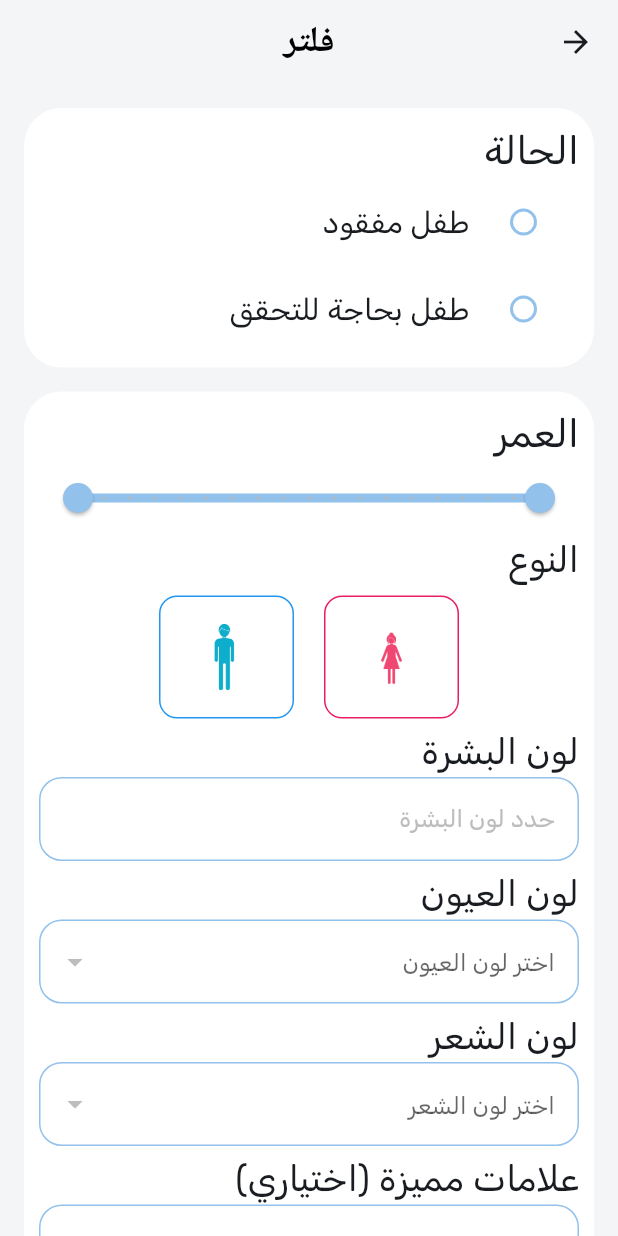
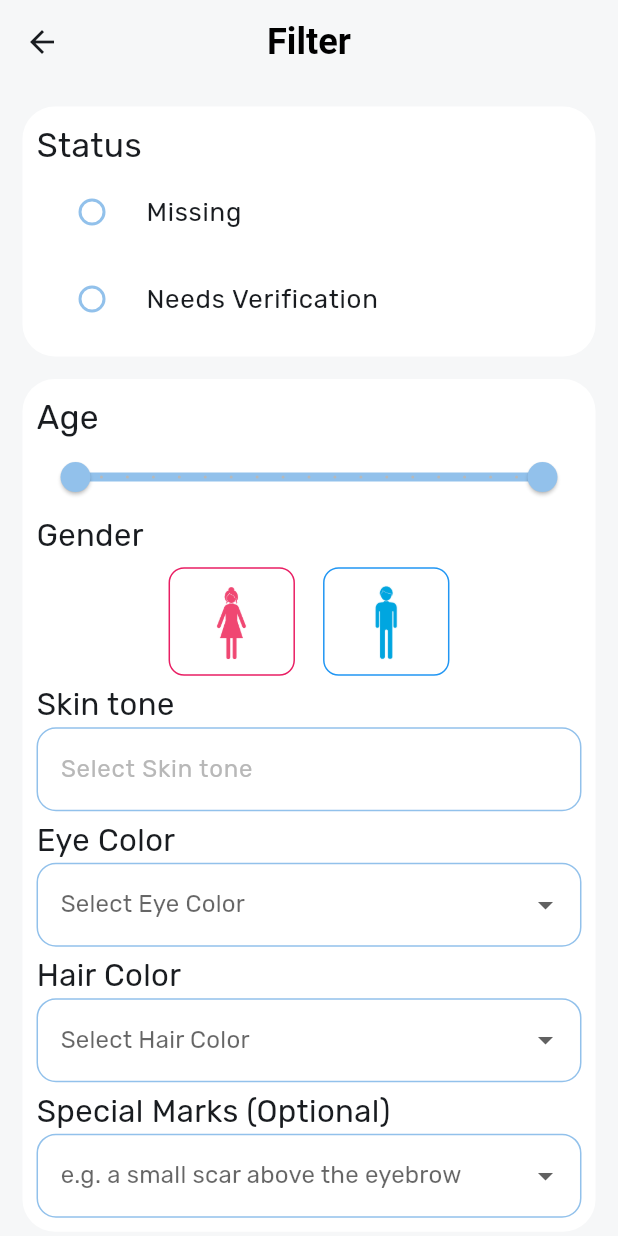
Before and after one commit to rofidarashed/kheet_amal, a Flutter app: the FilterScreen screen opened directly, on a phone screen of 412 x 824 dp. Run offline on Flutter 3.47's test engine with Material 3 defaults, Android fonts, the phone set to English and light mode, and no system bars; our stand-ins replace bloc, calendar_date_picker2, country_code_picker, dotted_border, dropdown_button2, easy_localization and 10 more; accounts and stored records are empty; project files that could hold a hidden picture were left out.

Commit message:
Filter and summary updated

```diff
--- a/lib/core/utils/app_colors.dart
+++ b/lib/core/utils/app_colors.dart
@@ -17,4 +17,11 @@ class AppColors {
   static const Color sGreen = Color(0xff6FCC74);
   static const Color sPink = Color(0xffF17896);
   static const Color sLightPrimary = Color(0xffEAF3FB);
+
+  static const Color girlIcon = Color.fromRGBO(233, 30, 99, 100);
+  static const Color boyIcon = Color.fromRGBO(33, 150, 243, 100);
+  static const Color circleAvatar = Color(0xff1976D2);
+  static const Color pgreeen = Color(0xff4CAF50);
+  static const Color black54 = Color.fromRGBO(0, 0, 0, 54);
+  static const Color red = Color.fromRGBO(244, 67, 54, 100);
 }
--- a/lib/feature/filter/filter_screen.dart
+++ b/lib/feature/filter/filter_screen.dart
@@ -1,8 +1,13 @@
+import 'package:easy_localization/easy_localization.dart';
 import 'package:flutter/material.dart';
+import 'package:flutter_screenutil/flutter_screenutil.dart';
+import 'package:kheet_amal/core/utils/app_colors.dart';
+import 'package:kheet_amal/core/utils/app_images.dart';
 
 class FilterScreen extends StatefulWidget {
-  const FilterScreen({super.key});
+  FilterScreen({super.key});
   static const String routeName = "filter";
+
 
   @override
   State<FilterScreen> createState() => _FilterScreenState();
@@ -10,170 +15,222 @@ class FilterScreen extends StatefulWidget {
 
 class _FilterScreenState extends State<FilterScreen> {
   final RangeValues _currentRangeValues = const RangeValues(0, 18);
+  List<String> egyptGovernorates = [
+    "Cairo",
+    "Giza",
+    "Alexandria",
+    "Qalyubia",
+    "Port Said",
+    "Suez",
+    "Dakahlia",
+    "Sharqia",
+    "Gharbia",
+    "Menoufia",
+    "Beheira",
+    "Kafr El Sheikh",
+    "Fayoum",
+    "Beni Suef",
+    "Minya",
+    "Assiut",
+    "Sohag",
+    "Qena",
+    "Luxor",
+    "Aswan",
+    "Red Sea",
+    "New Valley",
+    "Matrouh",
+    "North Sinai",
+    "South Sinai",
+    "Ismailia",
+  ];
+  List<String> eyeColors = [
+    "Brown",
+    "Dark Brown",
+    "Light Brown",
+    "Hazel",
+    "Amber",
+    "Green",
+    "Blue",
+    "Gray",
+    "Black",
+    "Honey",
+    "Violet",
+  ];
+  List<String> hairColors = [
+    "Black",
+    "Dark Brown",
+    "Light Brown",
+    "Blonde",
+    "Platinum Blonde",
+    "Golden Blonde",
+    "Red",
+    "Auburn",
+    "Chestnut",
+    "Gray",
+    "Silver",
+    "White",
+    "Blue",
+    "Pink",
+    "Purple",
+    "Green",
+  ];
+  List<String> specialMarks = [
+    "Scar",                // ندبة
+    "Birthmark",           // وحمة
+    "Mole",                // شامة / خال
+    "Freckles",            // نمش
+    "Tattoo",              // وشم
+    "Piercing",            // ثقب (زي حلق الأنف أو الأذن)
+    "Burn mark",           // علامة حرق
+    "Surgery scar",        // أثر جراحة
+    "Missing finger",      // فقدان إصبع
+    "Missing tooth",       // فقدان سن
+    "Discolored skin patch", // بقعة لونها مختلف
+    "Dimple",              // غمازة
+    "Eyebrow cut",         // قطع في الحاجب
+    "Broken nose",         // أنف مكسور سابقًا
+    "Limp",                // عرج أثناء المشي
+    "Tattooed eyebrow",    // حاجب موشوم
+    "Braces",              // تقويم الأسنان
+    "None",                // لا يوجد علامات مميزة
+  ];
+
 
   @override
   Widget build(BuildContext context) {
     const TextStyle textStyle = TextStyle(fontWeight: FontWeight.w400);
-    return Directionality(
-      textDirection: TextDirection.rtl,
-      child: Scaffold(
-        backgroundColor: Color(0xFFF4F5F6),
+    return Scaffold(
+      backgroundColor: AppColors.backgroundColor,
       appBar: AppBar(
-          backgroundColor: Color(0xFFF4F5F6),
-          title: Text("فلتر"),
+        backgroundColor: AppColors.backgroundColor,
+        title: Text("Filter".tr()),
 
       ),
       body: SingleChildScrollView(
         child: Column(
           children: [
             Padding(
-                padding: const EdgeInsets.all(16.0),
+              padding: EdgeInsets.all(16.0.w),
               child: Container(
                 decoration: buildBoxDecoration(),
                 child: Padding(
-                    padding: const EdgeInsets.all(10),
+                  padding: EdgeInsets.all(10.w),
                   child: Column(
                     crossAxisAlignment: CrossAxisAlignment.start,
                     children: [
-                        const Text(
-                          "الحالة",
+                       Text(
+                        "Status".tr(),
                         style: TextStyle(
-                              fontWeight: FontWeight.w400, fontSize: 26),
+                            fontWeight: FontWeight.w400, fontSize: 26.sp),
                       ),
-                        RadioListTile(
-                          title: const Text("طفل مفقود", style: TextStyle(
-                              fontSize: 20, fontWeight: FontWeight.w400),),
-                          value: "",
-                          shape: StadiumBorder(
-                            side: BorderSide(color: Color(0xff92C1EB)),
-                          ),
-                          fillColor:  MaterialStateProperty.all(Color(0xff92C1EB)),
-                          activeColor: Color(0xff92C1EB),
-                          tileColor: Color(0xff92C1EB),
-                          selectedTileColor: Color(0xff92C1EB),
-                          groupValue: null,
-                          onChanged: (_) {},
-                        ),
-                        RadioListTile(
-                          title: const Text("طفل بحاجة للتحقق", style: TextStyle(
-                              fontSize: 20, fontWeight: FontWeight.w400)),
-                          value: "",
-                          shape: StadiumBorder(
-                            side: BorderSide(color: Color(0xff92C1EB)),
-                          ),
-                          fillColor:  MaterialStateProperty.all(Color(0xff92C1EB)),
-                          activeColor: Color(0xff92C1EB),
-                          tileColor: Color(0xff92C1EB),
-                          selectedTileColor: Color(0xff92C1EB),
-                          groupValue: null,
-                          onChanged: (_) {},
-                        ),
+                      buildRadioListTile("Missing".tr()),
+                      buildRadioListTile("Needs Verification".tr()),
                     ],
                   ),
                 ),
               ),
             ),
             Padding(
-                padding: const EdgeInsets.only(bottom: 16, right: 16, left: 16),
+              padding: EdgeInsets.only(bottom: 16.h, right: 16.w, left: 16.w),
               child: Container(
                 decoration: buildBoxDecoration(),
                 child: Padding(
-                    padding: const EdgeInsets.all(10),
+                  padding: EdgeInsets.all(10.w),
                   child: Column(
                     crossAxisAlignment: CrossAxisAlignment.start,
                     children: [
-                        const Text("العمر", style: TextStyle(
-                            fontWeight: FontWeight.w400, fontSize: 26)),
+                      Text("Age".tr(), style: TextStyle(
+                          fontWeight: FontWeight.w400, fontSize: 26.sp)),
                       RangeSlider(
                         values: const RangeValues(0, 18),
                         min: 0,
                         max: 18,
                         divisions: 18,
-                          activeColor: Color(0xFF92C1EB),
-                          inactiveColor: Color(0xFFB8B8B8),
+                        activeColor: AppColors.primaryColor,
+                        inactiveColor: AppColors.inactiveTrackbarColor,
                         labels: RangeLabels("${_currentRangeValues.start
                             .round()
-                              .toString()} سنوات", "${_currentRangeValues.end
-                              .round().toString()} سنوات"),
+                            .toString()} years".tr(), "${_currentRangeValues.end
+                            .round().toString()} years".tr()),
                         onChanged: (_) {},
                       ),
                       Padding(
-                          padding: const EdgeInsets.only(bottom: 7),
-                          child: const Text("النوع", style: TextStyle(
-                              fontSize: 24, fontWeight: FontWeight.w400),),
+                        padding: EdgeInsets.only(bottom: 7.h),
+                        child: Text("Gender", style: TextStyle(
+                            fontSize: 24.sp, fontWeight: FontWeight.w400),),
                       ),
                       Row(
                         mainAxisAlignment: MainAxisAlignment.center,
                         children: [
-                            _GenderButton(color: Colors.pink,
-                              imagePath: "assets/images/Rectangle 4565.png",),
-                            SizedBox(width: 20),
-                            _GenderButton(color: Colors.blue,
-                              imagePath: "assets/images/Rectangle 4566 (1).png",),
+                          _GenderButton(color: AppColors.girlIcon,
+                            imagePath: AppImages.girl,),
+                          SizedBox(width: 20.w),
+                          _GenderButton(color: AppColors.boyIcon,
+                            imagePath: AppImages.boy,),
                         ],
                       ),
-                        SizedBox(height: 5,),
-                        buildTextField("لون البشرة", "حدد لون البشرة"),
-                        SizedBox(height: 5,),
-                        buildDropdown("لون العيون", "اختر لون العيون"),
-                        SizedBox(height: 5,),
-                        buildDropdown("لون الشعر", "اختر لون الشعر"),
-                        SizedBox(height: 5,),
-                        buildDropdown("علامات مميزة (اختياري)", "مثال: ندبة صغيرة فوق الحاجب"),
+                      SizedBox(height: 5.h,),
+                      buildTextField("Skin tone".tr(), "Select Skin tone".tr()),
+                      SizedBox(height: 5.h,),
+                      buildDropdown("Eye Color".tr(), "Select Eye Color".tr(), eyeColors),
+                      SizedBox(height: 5.h,),
+                      buildDropdown("Hair Color".tr(), "Select Hair Color".tr(), hairColors),
+                      SizedBox(height: 5.h,),
+                      buildDropdown("Special Marks (Optional)".tr(), "e.g. a small scar above the eyebrow".tr(), specialMarks),
                     ],
                   ),
                 ),
               ),
             ),
             Padding(
-                padding: const EdgeInsets.only(right: 16, left: 16, bottom: 16),
+              padding:  EdgeInsets.only(right: 16.w, left: 16.w, bottom: 16.h),
               child: Container(
                 decoration: buildBoxDecoration(),
                 child: Padding(
-                    padding: const EdgeInsets.all(10),
+                  padding: EdgeInsets.all(10.w),
                   child: Column(
                     crossAxisAlignment: CrossAxisAlignment.start,
                     children: [
-                        buildTextField("المحافظة", "مثال: القاهرة، الجيزة، الإسكندرية"),
-                        SizedBox(height:5 ,),
-                        buildDropdown("المنطقة", "مثال: مدينة نصر، المعادي، شبرا"),
+                      buildDropdown( "Governorate".tr(), "example: Cairo, Giza, Alexandria".tr(),egyptGovernorates ),
+                      SizedBox(height:5.h ,),
+                      buildTextField("Area".tr(), "example: Nasr city, Maadi, Shopra".tr()),
                     ],
               ),
                   ),
               ),
             ),
             Padding(
-                padding: const EdgeInsets.only(right: 16, left: 16, bottom: 16),
+              padding: EdgeInsets.only(right: 16.w, left: 16.w, bottom: 16.h),
               child: Container(
                 decoration: buildBoxDecoration(),
                 child: Padding(
-                    padding: const EdgeInsets.all(10),
+                  padding: EdgeInsets.all(10.w),
                   child: Column(
                     crossAxisAlignment: CrossAxisAlignment.start,
                     children: [
-                        buildTextField("التاريخ (حدد تاريخ آخر مشاهدة)","يوم/شهر/سنة")
+                      buildTextField("Date (Select the date of last viewing)".tr(),"Day/Month/Year".tr())
            ],
         ),
       ),
               ),
             ),
-              SizedBox(height: 20,),
+            SizedBox(height: 20.h,),
             Padding(
-                padding: const EdgeInsets.only(right: 50,left: 50,bottom: 35),
+              padding: EdgeInsets.only(right: 50.w,left: 50.w,bottom: 35.h),
               child: SizedBox(
-                  width: double.infinity,
+                width: double.infinity.w,
                 child: ElevatedButton(
                   onPressed: () {},
                   style: ElevatedButton.styleFrom(
-                      backgroundColor: Colors.orange,
-                      padding: const EdgeInsets.symmetric(vertical: 14),
+                    backgroundColor: AppColors.secondaryColor,
+                    padding: EdgeInsets.symmetric(vertical: 14.h),
                     shape: RoundedRectangleBorder(
-                        borderRadius: BorderRadius.circular(40),
+                      borderRadius: BorderRadius.circular(40.r),
                     ),
                   ),
-                    child: const Text(
-                      "إضافة",
-                      style: TextStyle(fontSize: 24, color: Colors.white),
+                  child: Text(
+                    "Add".tr(),
+                    style: TextStyle(fontSize: 24.sp, color: AppColors.white),
                   ),
                 ),
               ),
@@ -182,7 +239,23 @@ class _FilterScreenState extends State<FilterScreen> {
           ]
     ),
     ),
+    );
+  }
+
+  RadioListTile<String?> buildRadioListTile(String text) {
+    return RadioListTile(
+                        title: Text( text , style: TextStyle(
+                            fontSize: 20.sp, fontWeight: FontWeight.w400),),
+                        value: "",
+                        shape: StadiumBorder(
+                          side: BorderSide(color: AppColors.primaryColor),
                         ),
+                        fillColor:  MaterialStateProperty.all(AppColors.primaryColor),
+                        activeColor: AppColors.primaryColor,
+                        tileColor: AppColors.primaryColor,
+                        selectedTileColor: AppColors.primaryColor,
+                        groupValue: null,
+                        onChanged: (_) {},
                       );
   }
 
@@ -191,21 +264,21 @@ class _FilterScreenState extends State<FilterScreen> {
       crossAxisAlignment: CrossAxisAlignment.start,
       children: [
         Text(
-          text, style: TextStyle(fontWeight: FontWeight.w400, fontSize: 24),),
+          text, style: TextStyle(fontWeight: FontWeight.w400, fontSize: 24.sp),),
         TextField(
           decoration: InputDecoration(
             hintText: hint,
-            hintStyle: TextStyle(color: Colors.grey.shade400),
-            border: OutlineInputBorder(borderRadius: BorderRadius.circular(15),
-                borderSide: BorderSide(color: Color(0xff92C1EB))
+            hintStyle: TextStyle(color: AppColors.inactiveTrackbarColor),
+            border: OutlineInputBorder(borderRadius: BorderRadius.circular(15.r),
+                borderSide: BorderSide(color: AppColors.primaryColor)
             ),
             enabledBorder: OutlineInputBorder(
-                borderRadius: BorderRadius.circular(15),
-                borderSide: BorderSide(color: Color(0xff92C1EB))
+                borderRadius: BorderRadius.circular(15.r),
+                borderSide: BorderSide(color: AppColors.primaryColor)
             ),
             focusedBorder: OutlineInputBorder(
-                borderRadius: BorderRadius.circular(15),
-                borderSide: BorderSide(color: Color(0xff92C1EB))
+                borderRadius: BorderRadius.circular(15.r),
+                borderSide: BorderSide(color: AppColors.primaryColor)
             ),
           ),
         ),
@@ -213,39 +286,44 @@ class _FilterScreenState extends State<FilterScreen> {
     );
   }
 
-  Column buildDropdown(String text , String hint){
+  Column buildDropdown(String text , String hint ,List<String>items){
     return Column(
   crossAxisAlignment: CrossAxisAlignment.start,
   children: [
   Text(text, style: TextStyle(
-  fontSize: 24, fontWeight: FontWeight.w400),),
+  fontSize: 24.sp, fontWeight: FontWeight.w400),),
   DropdownButtonFormField<String>(
   decoration: InputDecoration(
   hintText: hint,
   hintStyle: TextStyle(
-  color: Color(0xff92989B), fontSize: 16),
+  color: AppColors.hintTextColor, fontSize: 16.sp),
   border: OutlineInputBorder(
-  borderRadius: BorderRadius.circular(15),
+  borderRadius: BorderRadius.circular(15.r),
   borderSide: BorderSide(
-  color: Color(0xff92C1EB))),
+  color: AppColors.primaryColor)),
   focusedBorder: OutlineInputBorder(
-  borderRadius: BorderRadius.circular(15),
+  borderRadius: BorderRadius.circular(15.r),
   borderSide: BorderSide(
-  color: Color(0xff92C1EB))),
+  color: AppColors.primaryColor)),
   enabledBorder: OutlineInputBorder(
-  borderRadius: BorderRadius.circular(15),
+  borderRadius: BorderRadius.circular(15.r),
   borderSide: BorderSide(
-  color: Color(0xff92C1EB))),
+  color: AppColors.primaryColor)),
   ),
-  items: [], onChanged: (_) {}),
+  items: items.map((item) =>DropdownMenuItem(
+      value: item,
+      child: Text(item.tr() ,style: TextStyle(fontSize: 16.sp),)) ).toList(),
+      onChanged: (item) {
+    setState(() {});
+      }),
   ],
   );
 }
 
   BoxDecoration buildBoxDecoration() {
     return BoxDecoration(
-                borderRadius: BorderRadius.circular(25),
-                color: Colors.white,
+                borderRadius: BorderRadius.circular(25.r),
+                color: AppColors.white,
               );
   }
 }
@@ -268,19 +346,19 @@ class _GenderButtonState extends State<_GenderButton> {
   Widget build(BuildContext context) {
     return InkWell(
       child: Container(
-        width: 90,
-        padding: const EdgeInsets.all(10),
+        width: 90.w,
+        padding: EdgeInsets.all(10.w),
         decoration: BoxDecoration(
-          color: Colors.white,
+          color: AppColors.white,
           border: Border.all(color: widget.color),
-          borderRadius: BorderRadius.circular(12),
+          borderRadius: BorderRadius.circular(12.r),
         ),
         child: Column(
           children: [
             Image.asset(
               widget.imagePath,
-              width: 60,
-              height: 60,
+              width: 60.w,
+              height: 60.h,
               fit: BoxFit.contain,
             ),
           ],
--- a/lib/feature/search/widgets/custom_search_row.dart
+++ b/lib/feature/search/widgets/custom_search_row.dart
@@ -64,7 +64,7 @@ Widget customSearchRow({required BuildContext context}) {
             onTap: () {
               Navigator.push(
                 context,
-                MaterialPageRoute(builder: (context) => const FilterScreen()),
+                MaterialPageRoute(builder: (context) => FilterScreen()),
               );
 
             },
```
Also changed, not shown: lib/feature/statistics/widgets/summary_screen.dart (+196 -97 lines). Lines whose indentation alone changed are shown as unchanged.
